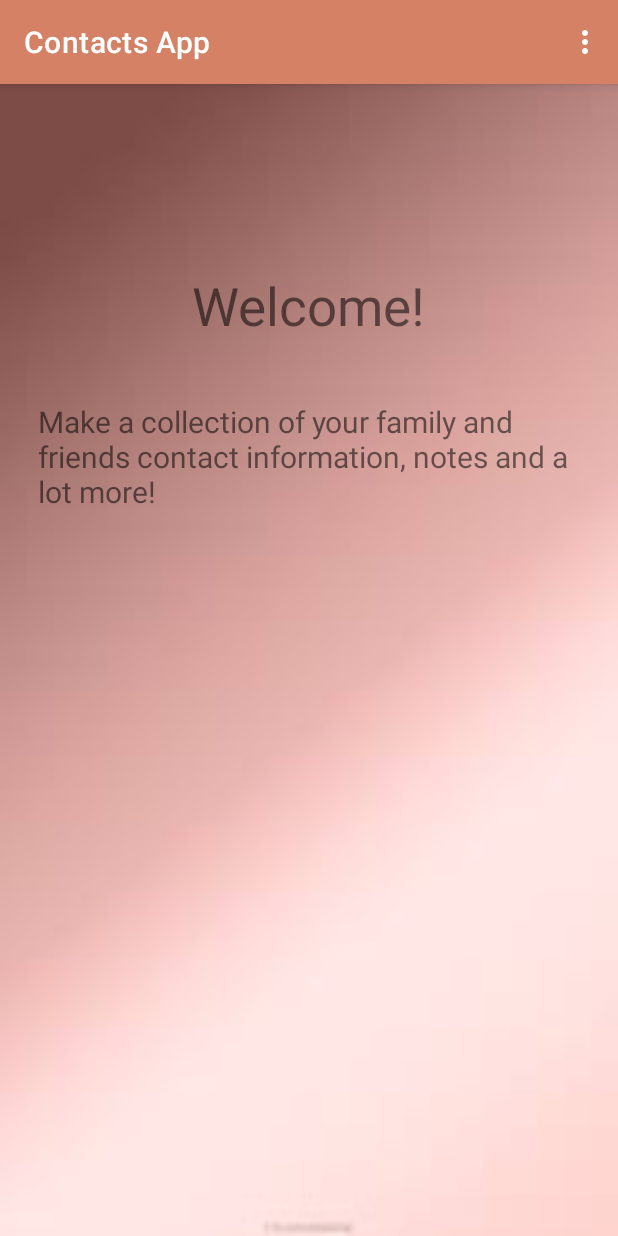
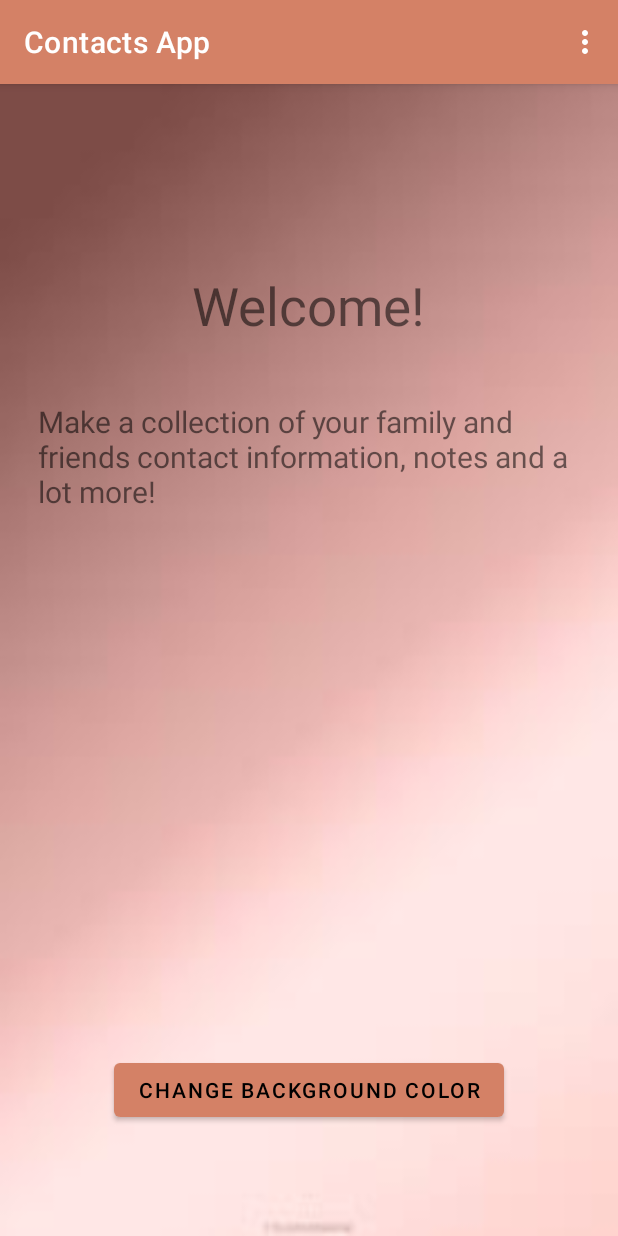
Before and after one commit to A-coderr/FinalProject, an Android app: the screen it shows after launch (MainActivity), on a phone screen of 412 x 824 dp. Run offline under Robolectric (Android 15) with nearby library versions, the phone set to English and light mode, and no system bars; 2 statements that could not run were skipped.

Commit message:
Added Services, Thread and Notification

```diff
--- a/app/src/main/AndroidManifest.xml
+++ b/app/src/main/AndroidManifest.xml
@@ -1,6 +1,7 @@
 <?xml version="1.0" encoding="utf-8"?>
 <manifest xmlns:android="http://schemas.android.com/apk/res/android"
     package="com.example.ak_lg_sa_finalproject">
+    <uses-permission android:name="android.permission.FOREGROUND_SERVICE"/>
 
     <application
         android:allowBackup="true"
@@ -27,6 +28,8 @@
                 <category android:name="android.intent.category.LAUNCHER" />
             </intent-filter>
         </activity>
+
+        <service android:name=".ForegroundService"></service>
     </application>
 
 </manifest>
--- a/app/src/main/java/com/example/ak_lg_sa_finalproject/MainActivity.java
+++ b/app/src/main/java/com/example/ak_lg_sa_finalproject/MainActivity.java
@@ -2,11 +2,21 @@ package com.example.ak_lg_sa_finalproject;
 
 import androidx.appcompat.app.AppCompatActivity;
 
+import android.graphics.Bitmap;
+import android.graphics.BitmapFactory;
+import android.graphics.drawable.BitmapDrawable;
+import android.os.AsyncTask;
+import android.os.Build;
 import android.os.Bundle;
+import android.text.Layout;
+import android.util.Log;
 import android.view.Menu;
 import android.view.MenuInflater;
 import android.view.MenuItem;
 import android.content.Intent;
+import android.view.View;
+import android.widget.Button;
+import android.widget.Toast;
 
 /**
  * This class is used to implement the home page of the application
@@ -14,6 +24,10 @@ import android.content.Intent;
  * @version 1.0
  */
 public class MainActivity extends AppCompatActivity {
+
+    private Button btnChange;
+    private View mainView;
+    private Boolean changed = false;
 
     /**
      * initializing MainActivity
@@ -23,6 +37,57 @@ public class MainActivity extends AppCompatActivity {
     protected void onCreate(Bundle savedInstanceState) {
         super.onCreate(savedInstanceState);
         setContentView(R.layout.activity_main);
+
+        btnChange = (Button) findViewById(R.id.btnChangeBackground);
+        mainView = (View) findViewById(R.id.constraintLayoutMain);
+
+        //Button for changing background color
+        btnChange.setOnClickListener(new View.OnClickListener() {
+            @Override
+            public void onClick(View view) {
+                new ChangeBackgroundThread().execute("");
+            }
+        });
+
+        //Foreground service call
+        Intent serviceIntent = new Intent(this, ForegroundService.class);
+        if (Build.VERSION.SDK_INT >= Build.VERSION_CODES.O) {
+            startForegroundService(serviceIntent);
+        }
+    }
+
+    /**
+     * this is Thread to change the background color of the main menu
+     */
+    public class ChangeBackgroundThread extends AsyncTask<String, Void, Bitmap> {
+
+        @Override
+        protected void onPreExecute() {
+            Log.e("Background Thread", "Thread started");
+        }
+
+        @Override
+        protected Bitmap doInBackground(String... strings) {
+
+            try {
+                Thread.sleep(1000);
+            } catch (InterruptedException e) {
+                e.printStackTrace();
+            }
+            return null;
+        }
+
+        @Override
+        protected void onPostExecute(Bitmap bitmap) {
+            if(changed == false){
+                mainView.setBackgroundResource(R.drawable.background4);
+                changed = true;
+            }
+            else{
+                mainView.setBackgroundResource(R.drawable.background5);
+                changed = false;
+            }
+        }
     }
 
     /**
--- a/app/src/main/res/layout/activity_main.xml
+++ b/app/src/main/res/layout/activity_main.xml
@@ -2,6 +2,7 @@
 <androidx.constraintlayout.widget.ConstraintLayout xmlns:android="http://schemas.android.com/apk/res/android"
     xmlns:app="http://schemas.android.com/apk/res-auto"
     xmlns:tools="http://schemas.android.com/tools"
+    android:id="@+id/constraintLayoutMain"
     android:layout_width="match_parent"
     android:layout_height="match_parent"
     tools:context=".MainActivity"
@@ -30,4 +31,16 @@
         app:layout_constraintTop_toBottomOf="@+id/lblWelcome"
         app:layout_constraintVertical_bias="0.107" />
 
+    <Button
+        android:id="@+id/btnChangeBackground"
+        android:layout_width="wrap_content"
+        android:layout_height="wrap_content"
+        android:text="Change Background Color"
+        app:layout_constraintBottom_toBottomOf="parent"
+        app:layout_constraintEnd_toEndOf="parent"
+        app:layout_constraintHorizontal_bias="0.498"
+        app:layout_constraintStart_toStartOf="parent"
+        app:layout_constraintTop_toBottomOf="@+id/textView"
+        app:layout_constraintVertical_bias="0.745" />
+
 </androidx.constraintlayout.widget.ConstraintLayout>
```
